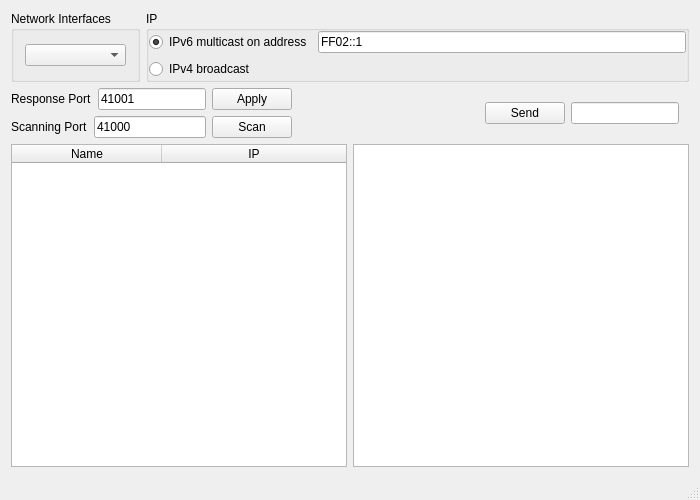
Before: the Qt Designer form app/gui/mainwindow.ui in olerapx/VLSI-Designer, drawn with Qt 5.
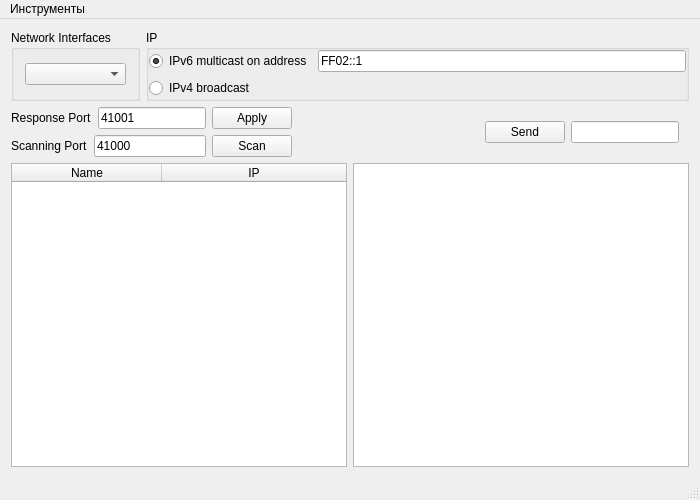
After: the same form once the commit is applied.

Diff of the .ui file:
```diff
--- a/app/gui/mainwindow.ui
+++ b/app/gui/mainwindow.ui
@@ -282,6 +282,13 @@
      <height>21</height>
     </rect>
    </property>
+   <widget class="QMenu" name="menu">
+    <property name="title">
+     <string>Инструменты</string>
+    </property>
+    <addaction name="generatorAction"/>
+   </widget>
+   <addaction name="menu"/>
   </widget>
  </widget>
  <layoutdefault spacing="6" margin="11"/>
```
Left out of the diff: 5 changed lines with no effect on the pictures.
